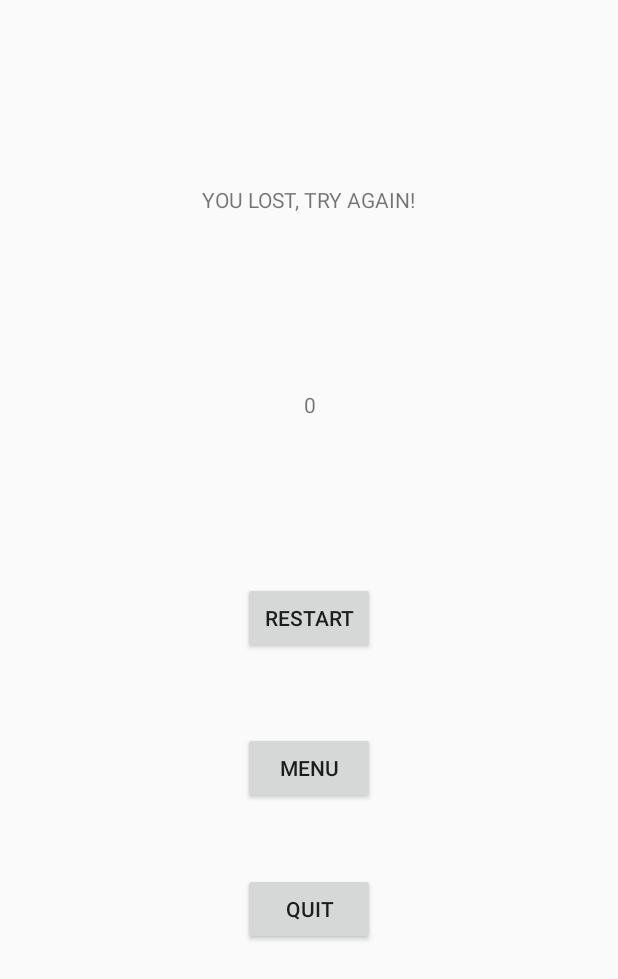
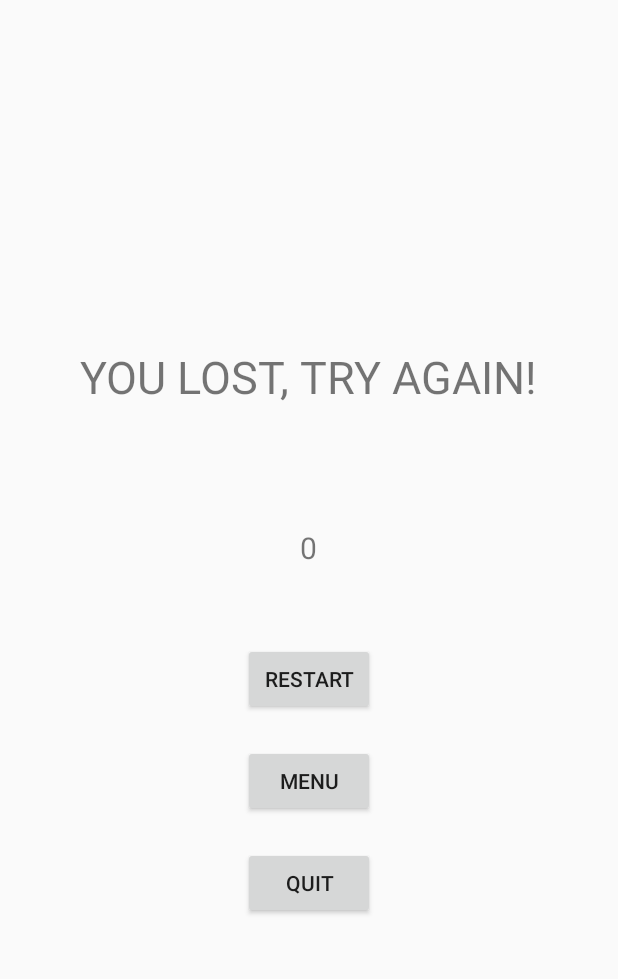
Before and after one commit to init-andrea/DroidShooter, an Android app: the EndScreenActivity screen opened directly, with no data from a screen before it, on a phone screen of 412 x 824 dp. Shown: the top 979 px of the screen. Run offline under Robolectric (Android 15) with nearby library versions, the phone set to English and light mode, and no system bars.

Commit message:
Minor fixes. ActivityEnd swapped to LinearLayout. Set app orientation as portrait.

```diff
--- a/app/src/main/res/layout/activity_end.xml
+++ b/app/src/main/res/layout/activity_end.xml
@@ -1,64 +1,46 @@
 <?xml version="1.0" encoding="utf-8"?>
-<androidx.constraintlayout.widget.ConstraintLayout xmlns:android="http://schemas.android.com/apk/res/android"
+<LinearLayout xmlns:android="http://schemas.android.com/apk/res/android"
     xmlns:app="http://schemas.android.com/apk/res-auto"
+    android:layout_height="match_parent"
+    android:layout_gravity="center"
+    android:gravity="center"
     android:layout_width="match_parent"
-    android:layout_height="match_parent">
+    android:orientation="vertical">
 
     <TextView
         android:id="@+id/endGameTextView"
+        android:layout_height="wrap_content"
+        android:layout_marginTop="20dp"
         android:layout_width="wrap_content"
-        android:layout_height="wrap_content"
-        android:text=""
-        app:layout_constraintBottom_toBottomOf="parent"
-        app:layout_constraintEnd_toEndOf="parent"
-        app:layout_constraintStart_toStartOf="parent"
-        app:layout_constraintTop_toTopOf="parent"
-        app:layout_constraintVertical_bias="0.153" />
+        android:textSize="30sp" />
 
     <TextView
         android:id="@+id/endGameScore"
+        android:layout_height="wrap_content"
+        android:layout_marginTop="80dp"
         android:layout_width="wrap_content"
-        android:layout_height="wrap_content"
-        android:text=""
-        app:layout_constraintBottom_toBottomOf="parent"
-        app:layout_constraintEnd_toEndOf="parent"
-        app:layout_constraintHorizontal_bias="0.501"
-        app:layout_constraintStart_toStartOf="parent"
-        app:layout_constraintTop_toTopOf="parent"
-        app:layout_constraintVertical_bias="0.323" />
+        android:textSize="20sp" />
 
     <Button
         android:id="@+id/restartButton"
+        android:layout_marginTop="50dp"
         android:layout_width="wrap_content"
         android:layout_height="wrap_content"
-        android:text="@string/restart_button"
-        app:layout_constraintBottom_toBottomOf="parent"
-        app:layout_constraintEnd_toEndOf="parent"
-        app:layout_constraintStart_toStartOf="parent"
-        app:layout_constraintTop_toTopOf="parent" />
+        android:text="@string/restart_button" />
 
     <Button
         android:id="@+id/menuButton"
+        android:layout_marginTop="20dp"
         android:layout_width="wrap_content"
         android:layout_height="wrap_content"
-        android:layout_marginBottom="236dp"
         android:text="@string/menu_button"
-        app:layout_constraintBottom_toBottomOf="parent"
-        app:layout_constraintEnd_toEndOf="parent"
-        app:layout_constraintHorizontal_bias="0.501"
-        app:layout_constraintStart_toStartOf="parent"
-        app:layout_constraintTop_toBottomOf="@+id/restartButton" />
+        app:layout_constraintBottom_toTopOf="@+id/endQuitButton" />
 
     <Button
         android:id="@+id/endQuitButton"
+        android:layout_marginTop="20dp"
         android:layout_width="wrap_content"
         android:layout_height="wrap_content"
-        android:layout_marginBottom="148dp"
-        android:text="@string/quit_button"
-        app:layout_constraintBottom_toBottomOf="parent"
-        app:layout_constraintEnd_toEndOf="parent"
-        app:layout_constraintHorizontal_bias="0.501"
-        app:layout_constraintStart_toStartOf="parent"
-        app:layout_constraintTop_toBottomOf="@+id/menuButton" />
+        android:text="@string/quit_button" />
 
-</androidx.constraintlayout.widget.ConstraintLayout>
+</LinearLayout>
--- a/app/src/main/res/values/strings.xml
+++ b/app/src/main/res/values/strings.xml
@@ -10,7 +10,7 @@
     <string name="settings_button">SETTINGS</string>
     <string name="score_text">0</string>
     <string name="timer_text">0</string>
-    <string name="highscore_text">Highscore: </string>
+    <string name="highscore_text">Your HighScore: </string>
     <string name="resume_button">RESUME</string>
     <string name="restart_button">RESTART</string>
     <string name="menu_button">MENU</string>
```
Also changed, not shown: app/src/main/java/unipg/pigdm/droidshooter/controller/GameActivity.java (+4 -5 lines), app/src/main/java/unipg/pigdm/droidshooter/controller/StartGameActivity.java (+6 -9 lines), app/src/main/res/layout/activity_start.xml (+12 -7 lines).
